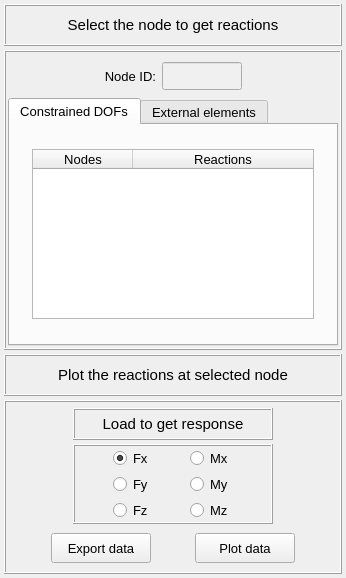
Before: the Qt Designer form pulse/interface/data/ui_files/plots/results/structural/get_reactions_for_harmonic_analysis.ui in open-pulse/OpenPulse, drawn with Qt 5.
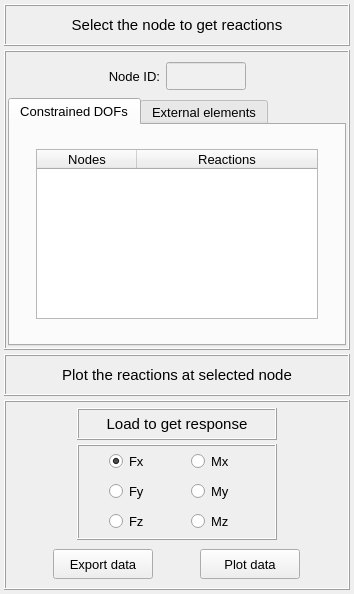
After: the same form once the commit is applied.

Commit message: Fixes the import data bug

Patch:
```diff
--- a/pulse/interface/data/ui_files/plots/results/structural/get_reactions_for_harmonic_analysis.ui
+++ b/pulse/interface/data/ui_files/plots/results/structural/get_reactions_for_harmonic_analysis.ui
@@ -6,8 +6,8 @@
    <rect>
     <x>0</x>
     <y>0</y>
-    <width>346</width>
-    <height>576</height>
+    <width>354</width>
+    <height>594</height>
    </rect>
   </property>
   <property name="windowTitle">
@@ -983,32 +983,32 @@
             <property name="horizontalSpacing">
              <number>2</number>
             </property>
-            <item row="0" column="3">
-             <widget class="QRadioButton" name="radioButton_Mx">
-              <property name="maximumSize">
-               <size>
-                <width>52</width>
-                <height>16777215</height>
-               </size>
-              </property>
-              <property name="font">
-               <font>
-                <family>MS Shell Dlg 2</family>
-                <pointsize>10</pointsize>
-                <weight>50</weight>
-                <italic>false</italic>
-                <bold>false</bold>
-               </font>
-              </property>
-              <property name="text">
-               <string>Mx</string>
-              </property>
-              <property name="checked">
-               <bool>false</bool>
-              </property>
-             </widget>
-            </item>
             <item row="1" column="1">
+             <widget class="QRadioButton" name="radioButton_My">
+              <property name="maximumSize">
+               <size>
+                <width>52</width>
+                <height>16777215</height>
+               </size>
+              </property>
+              <property name="font">
+               <font>
+                <family>MS Shell Dlg 2</family>
+                <pointsize>10</pointsize>
+                <weight>50</weight>
+                <italic>false</italic>
+                <bold>false</bold>
+               </font>
+              </property>
+              <property name="text">
+               <string>My</string>
+              </property>
+              <property name="checked">
+               <bool>false</bool>
+              </property>
+             </widget>
+            </item>
+            <item row="1" column="0">
              <widget class="QRadioButton" name="radioButton_Fy">
               <property name="maximumSize">
                <size>
@@ -1036,7 +1036,7 @@
               </property>
              </widget>
             </item>
-            <item row="0" column="1">
+            <item row="0" column="0">
              <widget class="QRadioButton" name="radioButton_Fx">
               <property name="maximumSize">
                <size>
@@ -1062,8 +1062,8 @@
               </property>
              </widget>
             </item>
-            <item row="1" column="3">
-             <widget class="QRadioButton" name="radioButton_My">
+            <item row="0" column="1">
+             <widget class="QRadioButton" name="radioButton_Mx">
               <property name="maximumSize">
                <size>
                 <width>52</width>
@@ -1080,27 +1080,14 @@
                </font>
               </property>
               <property name="text">
-               <string>My</string>
+               <string>Mx</string>
               </property>
               <property name="checked">
                <bool>false</bool>
               </property>
              </widget>
             </item>
-            <item row="0" column="2">
-             <spacer name="horizontalSpacer_7">
-              <property name="orientation">
-               <enum>Qt::Horizontal</enum>
-              </property>
-              <property name="sizeHint" stdset="0">
-               <size>
-                <width>40</width>
-                <height>20</height>
-               </size>
-              </property>
-             </spacer>
-            </item>
-            <item row="2" column="3">
+            <item row="2" column="1">
              <widget class="QRadioButton" name="radioButton_Mz">
               <property name="maximumSize">
                <size>
@@ -1125,7 +1112,7 @@
               </property>
              </widget>
             </item>
-            <item row="2" column="1">
+            <item row="2" column="0">
              <widget class="QRadioButton" name="radioButton_Fz">
               <property name="maximumSize">
                <size>
@@ -1150,32 +1137,6 @@
               </property>
              </widget>
             </item>
-            <item row="0" column="0">
-             <spacer name="horizontalSpacer_6">
-              <property name="orientation">
-               <enum>Qt::Horizontal</enum>
-              </property>
-              <property name="sizeHint" stdset="0">
-               <size>
-                <width>40</width>
-                <height>20</height>
-               </size>
-              </property>
-             </spacer>
-            </item>
-            <item row="0" column="4">
-             <spacer name="horizontalSpacer_8">
-              <property name="orientation">
-               <enum>Qt::Horizontal</enum>
-              </property>
-              <property name="sizeHint" stdset="0">
-               <size>
-                <width>40</width>
-                <height>20</height>
-               </size>
-              </property>
-             </spacer>
-            </item>
            </layout>
           </widget>
          </item>
@@ -1317,63 +1278,6 @@
           <number>0</number>
          </property>
          <item row="0" column="0">
-          <spacer name="horizontalSpacer_4">
-           <property name="orientation">
-            <enum>Qt::Horizontal</enum>
-           </property>
-           <property name="sizeHint" stdset="0">
-            <size>
-             <width>40</width>
-             <height>20</height>
-            </size>
-           </property>
-          </spacer>
-         </item>
-         <item row="0" column="2">
-          <spacer name="horizontalSpacer_3">
-           <property name="orientation">
-            <enum>Qt::Horizontal</enum>
-           </property>
-           <property name="sizeHint" stdset="0">
-            <size>
-             <width>40</width>
-             <height>20</height>
-            </size>
-           </property>
-          </spacer>
-         </item>
-         <item row="0" column="3">
-          <widget class="QPushButton" name="pushButton_plot_data">
-           <property name="minimumSize">
-            <size>
-             <width>100</width>
-             <height>30</height>
-            </size>
-           </property>
-           <property name="maximumSize">
-            <size>
-             <width>100</width>
-             <height>30</height>
-            </size>
-           </property>
-           <property name="font">
-            <font>
-             <family>MS Shell Dlg 2</family>
-             <pointsize>10</pointsize>
-             <weight>50</weight>
-             <italic>false</italic>
-             <bold>false</bold>
-            </font>
-           </property>
-           <property name="styleSheet">
-            <string notr="true"/>
-           </property>
-           <property name="text">
-            <string>Plot data</string>
-           </property>
-          </widget>
-         </item>
-         <item row="0" column="1">
           <widget class="QPushButton" name="pushButton_export_data">
            <property name="minimumSize">
             <size>
@@ -1407,18 +1311,36 @@
            </property>
           </widget>
          </item>
-         <item row="0" column="4">
-          <spacer name="horizontalSpacer_5">
-           <property name="orientation">
-            <enum>Qt::Horizontal</enum>
+         <item row="0" column="1">
+          <widget class="QPushButton" name="pushButton_plot_data">
+           <property name="minimumSize">
+            <size>
+             <width>100</width>
+             <height>30</height>
+            </size>
            </property>
-           <property name="sizeHint" stdset="0">
+           <property name="maximumSize">
             <size>
-             <width>40</width>
-             <height>20</height>
+             <width>100</width>
+             <height>30</height>
             </size>
            </property>
-          </spacer>
+           <property name="font">
+            <font>
+             <family>MS Shell Dlg 2</family>
+             <pointsize>10</pointsize>
+             <weight>50</weight>
+             <italic>false</italic>
+             <bold>false</bold>
+            </font>
+           </property>
+           <property name="styleSheet">
+            <string notr="true"/>
+           </property>
+           <property name="text">
+            <string>Plot data</string>
+           </property>
+          </widget>
          </item>
         </layout>
        </widget>
```
The commit also changes 8 other files.
